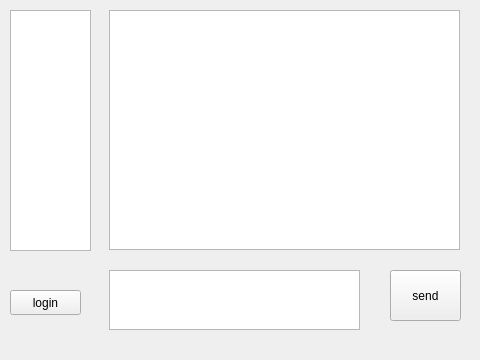
This is mainwindow.ui in windr0id/if_client as Qt 5 draws it before an edit. The edited form follows.
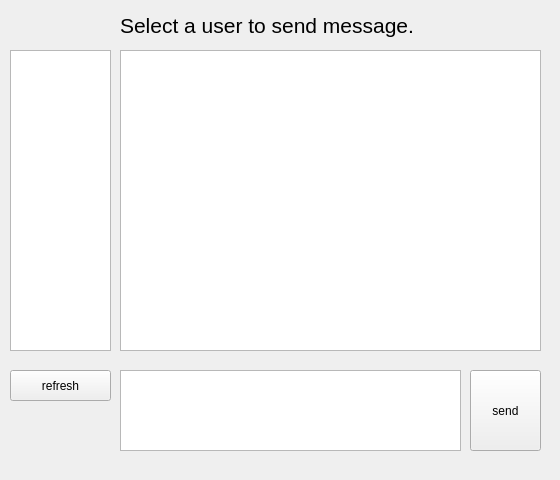
This is the edited form.

```diff
--- a/mainwindow.ui
+++ b/mainwindow.ui
@@ -6,20 +6,20 @@
    <rect>
     <x>0</x>
     <y>0</y>
-    <width>480</width>
-    <height>360</height>
+    <width>560</width>
+    <height>480</height>
    </rect>
   </property>
   <property name="minimumSize">
    <size>
-    <width>480</width>
-    <height>360</height>
+    <width>560</width>
+    <height>480</height>
    </size>
   </property>
   <property name="maximumSize">
    <size>
-    <width>480</width>
-    <height>360</height>
+    <width>560</width>
+    <height>480</height>
    </size>
   </property>
   <property name="windowTitle">
@@ -32,30 +32,30 @@
    <widget class="QTextBrowser" name="textBrowser">
     <property name="geometry">
      <rect>
-      <x>109</x>
-      <y>10</y>
-      <width>351</width>
-      <height>240</height>
+      <x>120</x>
+      <y>50</y>
+      <width>421</width>
+      <height>301</height>
      </rect>
     </property>
    </widget>
    <widget class="QTextEdit" name="textEdit">
     <property name="geometry">
      <rect>
-      <x>109</x>
-      <y>270</y>
-      <width>251</width>
-      <height>60</height>
+      <x>120</x>
+      <y>370</y>
+      <width>341</width>
+      <height>81</height>
      </rect>
     </property>
    </widget>
    <widget class="QPushButton" name="Button_send">
     <property name="geometry">
      <rect>
-      <x>390</x>
-      <y>270</y>
+      <x>470</x>
+      <y>370</y>
       <width>71</width>
-      <height>51</height>
+      <height>81</height>
      </rect>
     </property>
     <property name="text">
@@ -66,24 +66,47 @@
     <property name="geometry">
      <rect>
       <x>10</x>
-      <y>290</y>
-      <width>71</width>
-      <height>25</height>
+      <y>370</y>
+      <width>101</width>
+      <height>31</height>
      </rect>
     </property>
     <property name="text">
-     <string>login</string>
+     <string>refresh</string>
     </property>
    </widget>
    <widget class="QListWidget" name="listWidget">
     <property name="geometry">
      <rect>
       <x>10</x>
+      <y>50</y>
+      <width>101</width>
+      <height>301</height>
+     </rect>
+    </property>
+    <property name="font">
+     <font>
+      <pointsize>16</pointsize>
+     </font>
+    </property>
+   </widget>
+   <widget class="QLabel" name="label_info">
+    <property name="geometry">
+     <rect>
+      <x>120</x>
       <y>10</y>
-      <width>81</width>
-      <height>241</height>
+      <width>301</width>
+      <height>30</height>
      </rect>
     </property>
+    <property name="font">
+     <font>
+      <pointsize>16</pointsize>
+     </font>
+    </property>
+    <property name="text">
+     <string>Select a user to send message.</string>
+    </property>
    </widget>
   </widget>
   <widget class="QMenuBar" name="menuBar">
```
Left out of the diff: 4 changed lines with no effect on the pictures.
